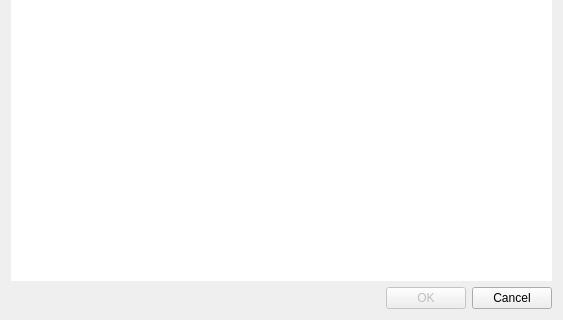
First picture: the form in UI/EMQ_Topic_Get.ui, repository PeterH0323/MQTT_Assistant, before the edit; both pictures show x 0 to 563 and y 147 to 467 of the 563 by 467 pixel window.
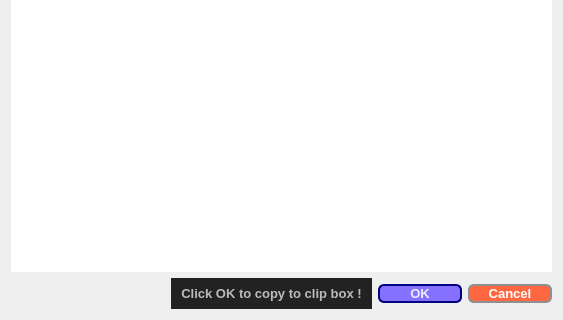
Second picture: the form after the edit. Icons and pictures are not drawn.

Commit message: Add copy to cilp box

```diff
--- a/UI/EMQ_Topic_Get.ui
+++ b/UI/EMQ_Topic_Get.ui
@@ -106,11 +106,71 @@
        </property>
       </spacer>
      </item>
+     <item>
+      <widget class="QLabel" name="ClipBox_Message_lable">
+       <property name="minimumSize">
+        <size>
+         <width>201</width>
+         <height>31</height>
+        </size>
+       </property>
+       <property name="maximumSize">
+        <size>
+         <width>201</width>
+         <height>31</height>
+        </size>
+       </property>
+       <property name="styleSheet">
+        <string notr="true">QStackedWidget, QLabel, QPushButton, QRadioButton, QCheckBox, 
+QGroupBox, QStatusBar, QToolButton, QComboBox, QDialog {
+    background-color: #222222;
+    color: #BBBBBB;
+    font-family: &quot;Calibri&quot;;
+	font-size:13px;
+	font-weight:bold;
+}</string>
+       </property>
+       <property name="text">
+        <string>Click OK to copy to clip box !</string>
+       </property>
+       <property name="alignment">
+        <set>Qt::AlignCenter</set>
+       </property>
+      </widget>
+     </item>
      <item>
       <widget class="QPushButton" name="EMQ_Data_Dialog_OK_Button">
        <property name="enabled">
         <bool>false</bool>
        </property>
+       <property name="styleSheet">
+        <string notr="true">QPushButton{	
+	border:2px solid #8f8f91;
+	border-radius:6px;
+	background-color: #8570ff;
+	min-width:80px;
+	font-family:&quot;微软雅黑&quot;;
+	font-size:13px;
+	font-weight:bold;
+	color:#eaefff;
+}
+
+QPushButton:pressed {
+background-color: qlineargradient(x1:0, y1:0, x2:0, y2:1,
+stop:0#dadbde, stop: 1 #f6f7fa);
+}
+
+QPushButton:flat {
+border: none;/* no border for a flat push button */
+}
+
+QPushButton:default{
+border-color: navy;/* make the default button prominent */
+}
+
+
+</string>
+       </property>
        <property name="text">
         <string>OK</string>
        </property>
@@ -118,6 +178,31 @@
      </item>
      <item>
       <widget class="QPushButton" name="EMQ_Data_Dialog_Cancel_Button">
+       <property name="styleSheet">
+        <string notr="true">QPushButton{	
+	border:2px solid #8f8f91;
+	border-radius:6px;
+	background-color: #ff6741;
+	min-width:80px;
+	font-family:&quot;微软雅黑&quot;;
+	font-size:13px;
+	font-weight:bold;
+	color:#ffffff;
+}
+
+QPushButton:pressed {
+background-color: qlineargradient(x1:0, y1:0, x2:0, y2:1,
+stop:0#dadbde, stop: 1 #f6f7fa);
+}
+
+QPushButton:flat {
+border: none;/* no border for a flat push button */
+}
+
+QPushButton:default{
+border-color: navy;/* make the default button prominent */
+}</string>
+       </property>
        <property name="text">
         <string>Cancel</string>
        </property>
```
The commit also changes 3 other files.
